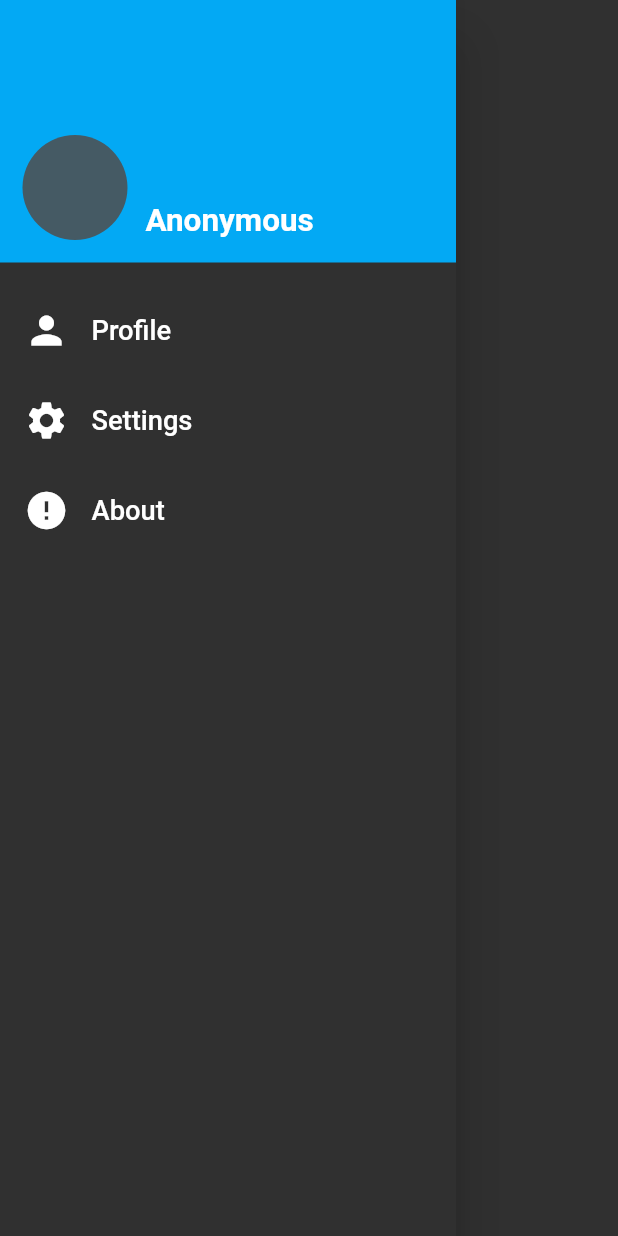
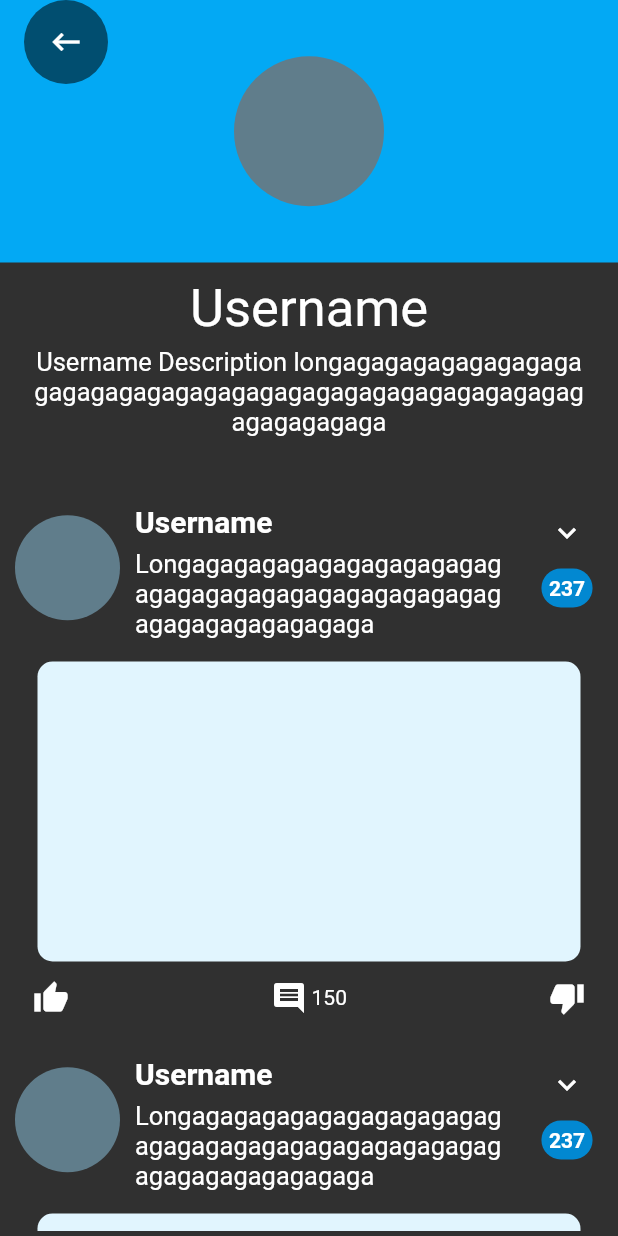
Before and after one commit to Sclatch/Pulsar-App, a Flutter app: what drawerMenu() shows on an empty page, opened directly, after a tap on "Profile", on a phone screen of 412 x 824 dp. Run offline on Flutter 3.47's test engine with Material 2 defaults, Android fonts, the phone set to English and light mode, and no system bars; our stand-ins replace cloud_firestore, firebase_core, sqflite; accounts and stored records are empty.

Commit message:
Added Profile page and About Page

```diff
--- a/lib/main.dart
+++ b/lib/main.dart
@@ -83,7 +83,7 @@ class _MainPageState extends State<MainPage> {
       SearchView(),
       SendPulse(),
       NotificationPage(),
-      MessagePage()
+      //MessagePage()
     ];
 
     return Scaffold(
@@ -99,7 +99,7 @@ class _MainPageState extends State<MainPage> {
           ),
         ],
       ),
-      drawer: drawerMenu(),
+      drawer: drawerMenu(context),
       body: options[_selectedIndex],
       bottomNavigationBar: BottomNavigationBar(
         showSelectedLabels: false,
--- /dev/null
+++ b/lib/views/profilePage.dart
@@ -0,0 +1,72 @@
+import 'package:Pulsar/widgets/pulse.dart';
+import 'package:flutter/material.dart';
+
+class ProfilePage extends StatefulWidget {
+  ProfilePage({Key key, this.title}) : super(key: key);
+
+  final String title;
+
+  @override
+  _ProfilePageState createState() => _ProfilePageState();
+}
+
+class _ProfilePageState extends State<ProfilePage> {
+
+  @override
+  Widget build(BuildContext context) {
+    return Scaffold(
+      floatingActionButtonLocation: FloatingActionButtonLocation.startTop,
+      floatingActionButton: FloatingActionButton(
+        backgroundColor: Colors.black54,
+        elevation: 0,
+        onPressed: () {
+          Navigator.pop(context);
+        },
+        child: Icon(Icons.keyboard_backspace, color: Colors.white,),
+      ),
+      body: Column(
+        children: <Widget>[
+          Container(
+            width: MediaQuery.of(context).size.width,
+            height: 175,
+            color: Colors.lightBlue,
+            child: Center(
+              child: CircleAvatar(
+                radius: 50,
+                backgroundColor: Colors.blueGrey
+              )
+            ),
+          ),
+          SizedBox(height: 10),
+          Text("Username",
+            textAlign: TextAlign.center,
+            style: TextStyle(
+              fontSize: 35
+            )
+          ),
+          Container(
+            padding: const EdgeInsets.symmetric(horizontal: 20, vertical: 5),
+            height: 100,
+            child: Text("Username Description longagagagagagagagagagagagagagagagagagagagagagagagagagagagagagagagagaga",
+            textAlign: TextAlign.center,
+            style: TextStyle(
+              fontSize: 17
+            ),
+            )
+          ),
+          Container(
+            padding: const EdgeInsets.symmetric(horizontal: 5),
+            width: MediaQuery.of(context).size.width,
+            height: MediaQuery.of(context).size.height * 0.60,
+            child: ListView.builder(
+              itemCount: 4,
+              itemBuilder: (BuildContext context, int index) {
+                return pulseCard(context, index);
+              },
+            )
+          )
+        ],
+      ),
+    );
+  }
+}
--- a/lib/widgets/bottomNavigation.dart
+++ b/lib/widgets/bottomNavigation.dart
@@ -19,7 +19,7 @@ List<BottomNavigationBarItem> bottomNavigation() {
           BottomNavigationBarItem(
             icon: Icon(
               Icons.add_circle_outline,
-              size: 40
+              size: 30
             ),
             title: Text("Send a Pulse")
           ),
@@ -30,6 +30,7 @@ List<BottomNavigationBarItem> bottomNavigation() {
             ),
             title: Text("Notifications")
           ),
+          /*
           BottomNavigationBarItem(
             icon: Icon(
               Icons.mail,
@@ -37,5 +38,6 @@ List<BottomNavigationBarItem> bottomNavigation() {
             ),
             title: Text("Direct Messages")
           ),
+          */
         ];
 }
--- a/lib/widgets/drawer_menu.dart
+++ b/lib/widgets/drawer_menu.dart
@@ -1,7 +1,9 @@
+import 'package:Pulsar/views/aboutPage.dart';
 import 'package:flutter/material.dart';
-import '../main.dart';
 
-Widget drawerMenu() {
+import '../views/profilePage.dart';
+
+Widget drawerMenu(BuildContext context) {
   return Drawer(
     child: Container(
       child: Column(
@@ -35,7 +37,9 @@ Widget drawerMenu() {
           //PROFILE BUTTON
           FlatButton(
             splashColor: Colors.lightBlue,
-            onPressed: () {print("POP TO PROFILE");},
+            onPressed: () {
+              Navigator.push(context, MaterialPageRoute(builder: (BuildContext context) => ProfilePage()));
+            },
             child: Container(
               height: 60,
               child: Row(
@@ -77,7 +81,9 @@ Widget drawerMenu() {
           //ABOUT BUTTON
           FlatButton(
             splashColor: Colors.lightBlue,
-            onPressed: () {print("POP TO ABOUT");},
+            onPressed: () {Navigator.push(
+              context, MaterialPageRoute(builder: (context) => AboutPage()));
+            },
             child: Container(
               height: 60,
               child: Row(
```
Also changed, not shown: lib/views/aboutPage.dart (added, +40 -0 lines), lib/views/main_feed.dart (+6 -2 lines).
